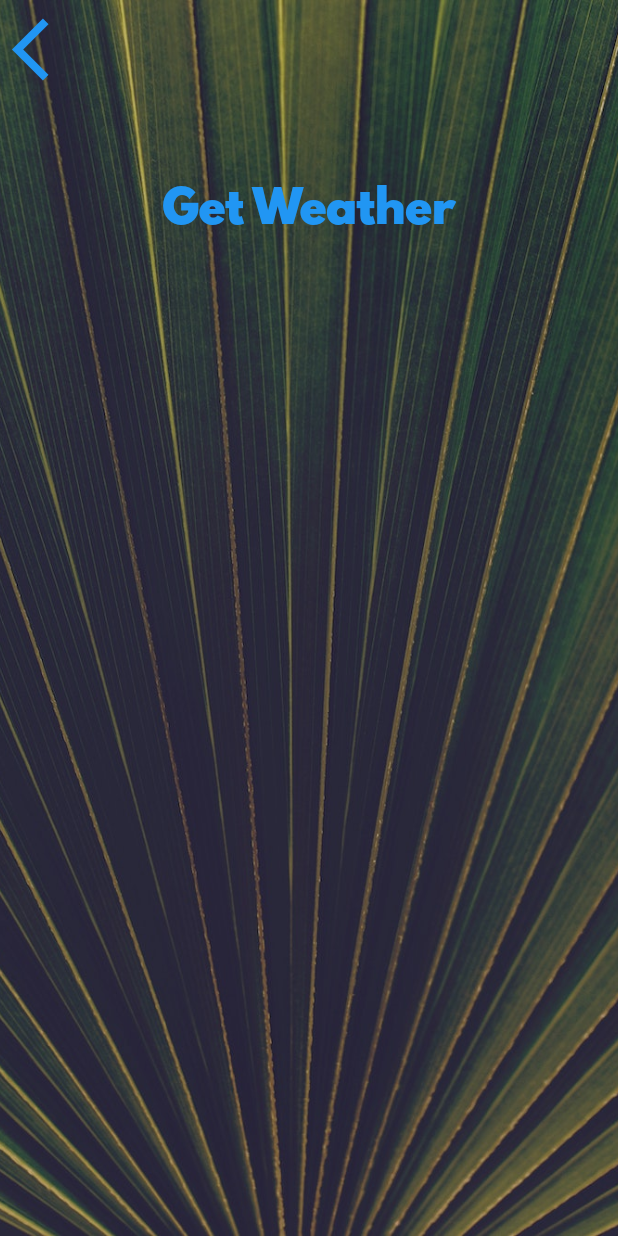
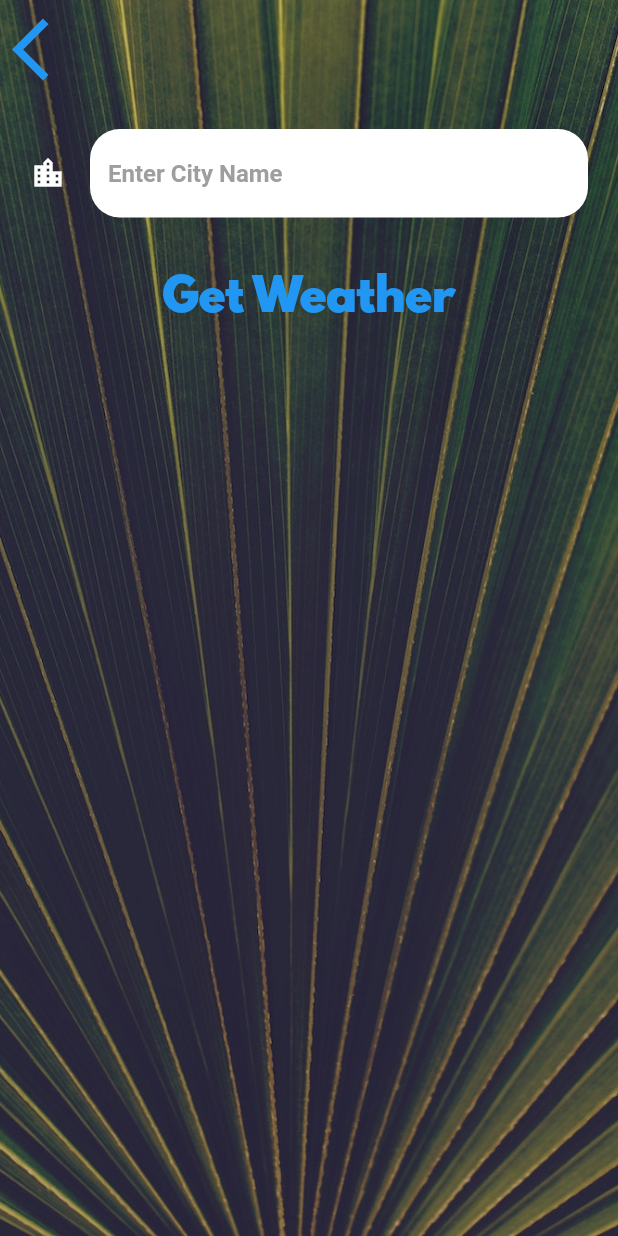
Before and after one commit to harsh-ws/weather-app, a Flutter app: the CityScreen screen opened directly, on a phone screen of 412 x 824 dp. Run offline on Flutter 3.47's test engine with Material 2 defaults, Android fonts, the phone set to English and light mode, and no system bars; our stand-ins replace flutter_spinkit, geolocator; network calls fail.

```diff
--- a/lib/screens/city_screen.dart
+++ b/lib/screens/city_screen.dart
@@ -24,7 +24,9 @@ class _CityScreenState extends State<CityScreen> {
               Align(
                 alignment: Alignment.topLeft,
                 child: TextButton(
-                  onPressed: () {},
+                  onPressed: () {
+                    Navigator.pop(context);
+                  },
                   child: Icon(
                     Icons.arrow_back_ios,
                     size: 50.0,
@@ -33,10 +35,27 @@ class _CityScreenState extends State<CityScreen> {
               ),
               Container(
                 padding: EdgeInsets.all(20.0),
-                child: null,
+                child: TextField(
+                  style: TextStyle(
+                    color: Colors.black,
+                    fontWeight: FontWeight.bold
+                  ),
+                  decoration: const InputDecoration(
+                    filled: true,
+                    fillColor: Colors.white,
+                    icon: Icon(Icons.location_city, color: Colors.white,),
+                    hintText: "Enter City Name",
+                    hintStyle: TextStyle(color: Colors.grey),
+                    border: OutlineInputBorder(
+                      borderRadius: BorderRadius.all(Radius.circular(20)),
+                      borderSide: BorderSide.none,
+                    ),
+                  ),
+                ),
               ),
               TextButton(
-                onPressed: () {},
+                onPressed: () {
+                },
                 child: Text(
                   'Get Weather',
                   style: kButtonTextStyle,
--- a/lib/utilities/constants.dart
+++ b/lib/utilities/constants.dart
@@ -7,7 +7,7 @@ const kTempTextStyle = TextStyle(
 
 const kMessageTextStyle = TextStyle(
   fontFamily: 'Spartan MB',
-  fontSize: 60.0,
+  fontSize: 50.0,
 );
 
 const kButtonTextStyle = TextStyle(
```
Also changed, not shown: lib/screens/loading_screen.dart (+4 -19 lines), lib/screens/location_screen.dart (+29 -12 lines), lib/services/weather.dart (+22 -0 lines).
